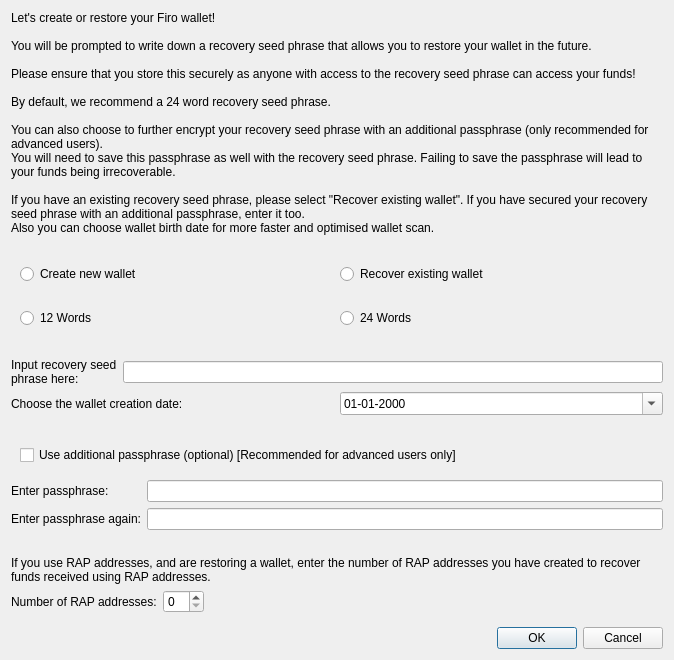
Above: src/qt/forms/recover.ui from firoorg/firo before the change. Below: the same form after it.
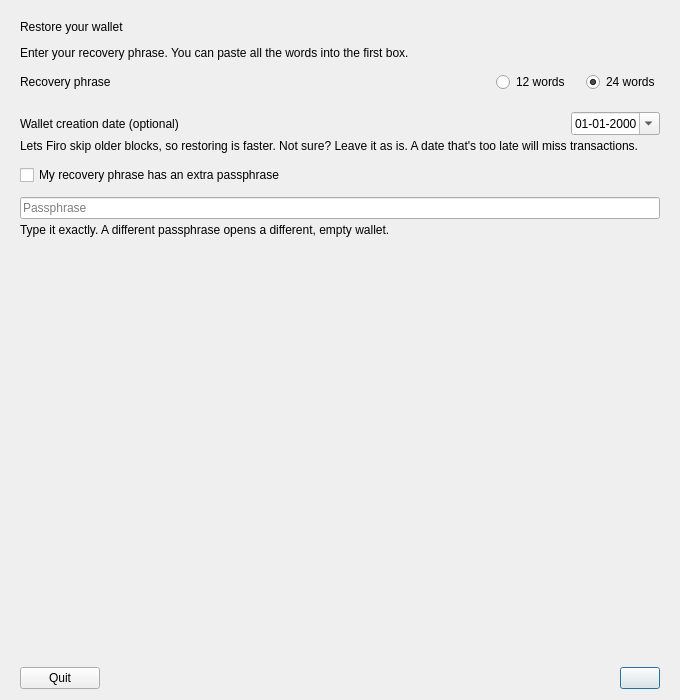
That is the form after the change. The open tabs and pages were chosen to show the change.

Commit message: Qt: Redesign the wallet setup dialog (#2016)

What changed in the file:
```diff
--- a/src/qt/forms/recover.ui
+++ b/src/qt/forms/recover.ui
@@ -2,168 +2,392 @@
 <ui version="4.0">
  <class>Recover</class>
  <widget class="QDialog" name="Recover">
-  <property name="sizePolicy">
-   <sizepolicy hsizetype="Preferred" vsizetype="Preferred">
-    <horstretch>0</horstretch>
-    <verstretch>0</verstretch>
-   </sizepolicy>
-  </property>
   <property name="geometry">
    <rect>
     <x>0</x>
     <y>0</y>
-    <width>674</width>
-    <height>660</height>
+    <width>680</width>
+    <height>700</height>
    </rect>
   </property>
   <property name="windowTitle">
-   <string>Create or Recover Wallet</string>
+   <string>Firo wallet setup</string>
   </property>
   <layout class="QVBoxLayout" name="verticalLayout">
    <item>
-    <widget class="QLabel" name="textLabel">
-     <property name="sizePolicy">
-      <sizepolicy hsizetype="Preferred" vsizetype="Preferred">
-       <horstretch>0</horstretch>
-       <verstretch>0</verstretch>
-      </sizepolicy>
+    <widget class="QStackedWidget" name="pages">
+     <property name="currentIndex">
+      <number>0</number>
      </property>
-     <property name="text">
-      <string>Let's create or restore your Firo wallet!
-
-You will be prompted to write down a recovery seed phrase that allows you to restore your wallet in the future.
-
-Please ensure that you store this securely as anyone with access to the recovery seed phrase can access your funds!
-
-By default, we recommend a 24 word recovery seed phrase.
-
-You can also choose to further encrypt your recovery seed phrase with an additional passphrase (only recommended for advanced users).
-You will need to save this passphrase as well with the recovery seed phrase. Failing to save the passphrase will lead to your funds being irrecoverable.
-
-If you have an existing recovery seed phrase, please select "Recover existing wallet". If you have secured your recovery seed phrase with an additional passphrase, enter it too.
-Also you can choose wallet birth date for more faster and optimised wallet scan.
-      </string>
-     </property>
-     <property name="wordWrap">
-      <bool>true</bool>
-     </property>
-     <property name="margin">
-      <number>10</number>
-     </property>
-    </widget>
+     <widget class="QWidget" name="welcomePage">
+      <layout class="QVBoxLayout" name="welcomeLayout">
+       <property name="spacing">
+        <number>12</number>
+       </property>
+       <item>
+        <spacer name="welcomeTopSpacer">
+         <property name="orientation">
+          <enum>Qt::Vertical</enum>
+         </property>
+         <property name="sizeHint" stdset="0">
+          <size>
+           <width>20</width>
+           <height>40</height>
+          </size>
+         </property>
+        </spacer>
    </item>
    <item>
-    <widget class="QFrame" name="createorrecover">
-     <layout class="QHBoxLayout" name="horizontalLayout">
-      <item>
-       <widget class="QRadioButton" name="createNew">
+        <widget class="QLabel" name="welcomeTitle">
         <property name="text">
-         <string>Create new wallet</string>
+          <string>Welcome to Firo</string>
         </property>
        </widget>
       </item>
       <item>
-       <widget class="QRadioButton" name="recoverExisting">
+        <widget class="QLabel" name="welcomeSubtitle">
         <property name="text">
-         <string>Recover existing wallet</string>
+          <string>How would you like to start?</string>
         </property>
        </widget>
       </item>
-     </layout>
-    </widget>
+       <item>
+        <widget class="QPushButton" name="createNew"/>
+       </item>
+       <item>
+        <widget class="QPushButton" name="recoverExisting"/>
+       </item>
+       <item>
+        <spacer name="welcomeBottomSpacer">
+         <property name="orientation">
+          <enum>Qt::Vertical</enum>
+         </property>
+         <property name="sizeHint" stdset="0">
+          <size>
+           <width>20</width>
+           <height>40</height>
+          </size>
+         </property>
+        </spacer>
+       </item>
+      </layout>
+     </widget>
+     <widget class="QWidget" name="createPage">
+      <layout class="QVBoxLayout" name="createLayout">
+       <property name="spacing">
+        <number>12</number>
+       </property>
+       <item>
+        <widget class="QLabel" name="createTitle">
+         <property name="text">
+          <string>Create a new wallet</string>
+         </property>
+        </widget>
    </item>
    <item>
-    <layout class="QHBoxLayout" name="horizontalLayout1">
-     <property name="spacing">
-      <number>0</number>
-     </property>
-     <property name="sizeConstraint">
-      <enum>QLayout::SetDefaultConstraint</enum>
-     </property>
+        <widget class="QLabel" name="createIntro">
+         <property name="wordWrap">
+          <bool>true</bool>
+         </property>
+        </widget>
+       </item>
+       <item>
+        <widget class="QLabel" name="createTips">
+         <property name="text">
+          <string>• Write the words down on paper, in order.
+• Keep them offline and private. Anyone who has them can take your funds.
+• No one from Firo will ever ask for them.</string>
+         </property>
+         <property name="wordWrap">
+          <bool>true</bool>
+         </property>
+        </widget>
+       </item>
      <item>
-      <spacer name="horizontalSpacer">
-       <property name="orientation">
-        <enum>Qt::Horizontal</enum>
-       </property>
-       <property name="sizeType">
-        <enum>QSizePolicy::Fixed</enum>
-       </property>
-       <property name="sizeHint" stdset="0">
-        <size>
-         <width>0</width>
-         <height>0</height>
-        </size>
-       </property>
-      </spacer>
+        <widget class="QToolButton" name="advancedToggle">
+         <property name="text">
+          <string>Advanced options</string>
+         </property>
+         <property name="checkable">
+          <bool>true</bool>
+         </property>
+         <property name="toolButtonStyle">
+          <enum>Qt::ToolButtonTextBesideIcon</enum>
+         </property>
+         <property name="autoRaise">
+          <bool>true</bool>
+         </property>
+         <property name="arrowType">
+          <enum>Qt::RightArrow</enum>
+         </property>
+        </widget>
      </item>
      <item>
-      <widget class="QFrame" name="numberofwords">
-       <layout class="QHBoxLayout" name="horizontalLayout11">
+        <widget class="QWidget" name="advancedOptions">
+         <property name="visible">
+          <bool>false</bool>
+         </property>
+         <layout class="QVBoxLayout" name="advancedLayout">
+          <property name="spacing">
+           <number>10</number>
+          </property>
+          <property name="leftMargin">
+           <number>20</number>
+          </property>
+          <property name="topMargin">
+           <number>0</number>
+          </property>
+          <property name="rightMargin">
+           <number>0</number>
+          </property>
+          <property name="bottomMargin">
+           <number>0</number>
+          </property>
         <item>
-         <widget class="QRadioButton" name="use12">
+           <layout class="QHBoxLayout" name="lengthLayout">
+            <property name="spacing">
+             <number>16</number>
+            </property>
+            <item>
+             <widget class="QLabel" name="lengthLabel">
           <property name="text">
-           <string>12 Words</string>
+               <string>Recovery phrase length</string>
           </property>
          </widget>
         </item>
         <item>
          <widget class="QRadioButton" name="use24">
           <property name="text">
-           <string>24 Words</string>
-          </property>
-         </widget>
-        </item>
-       </layout>
-      </widget>
-     </item>
-    </layout>
-   </item>
+               <string>24 words (recommended)</string>
+              </property>
+              <property name="checked">
+               <bool>true</bool>
+              </property>
+             </widget>
+            </item>
+            <item>
+             <widget class="QRadioButton" name="use12">
+              <property name="text">
+               <string>12 words</string>
+              </property>
+             </widget>
+            </item>
    <item>
-    <spacer name="horizontalSpacer1">
+             <spacer name="lengthSpacer">
      <property name="orientation">
       <enum>Qt::Horizontal</enum>
      </property>
-     <property name="sizeType">
-      <enum>QSizePolicy::Fixed</enum>
-     </property>
      <property name="sizeHint" stdset="0">
       <size>
-       <width>0</width>
-       <height>15</height>
+                <width>40</width>
+                <height>20</height>
       </size>
      </property>
     </spacer>
    </item>
+           </layout>
+          </item>
    <item>
-    <layout class="QVBoxLayout" name="verticalLayout2">
+           <widget class="QCheckBox" name="usePassphrase">
+            <property name="text">
+             <string>Protect with an extra passphrase</string>
+            </property>
+           </widget>
+          </item>
      <item>
-      <layout class="QHBoxLayout" name="horizontalLayout2">
+           <widget class="QWidget" name="passphraseFields">
+            <property name="visible">
+             <bool>false</bool>
+            </property>
+            <layout class="QVBoxLayout" name="passphraseLayout">
+             <property name="leftMargin">
+              <number>0</number>
+             </property>
+             <property name="topMargin">
+              <number>0</number>
+             </property>
+             <property name="rightMargin">
+              <number>0</number>
+             </property>
+             <property name="bottomMargin">
+              <number>0</number>
+             </property>
        <item>
-        <widget class="QLabel" name="textLabel2">
+              <widget class="QLabel" name="passphraseHelp">
          <property name="text">
-          <string>Input recovery seed phrase here:</string>
+                <string>You'll need the words and this passphrase to restore. If you lose the passphrase, your funds can't be recovered.</string>
          </property>
          <property name="wordWrap">
           <bool>true</bool>
          </property>
+               <property name="help" stdset="0">
+                <bool>true</bool>
+               </property>
         </widget>
        </item>
        <item>
-        <widget class="QLineEdit" name="mnemonicWords"/>
-       </item>
-      </layout>
-     </item>
+              <layout class="QHBoxLayout" name="passphraseFieldsLayout">
+               <item>
+                <widget class="QLineEdit" name="mnemonicPassPhrase">
+                 <property name="echoMode">
+                  <enum>QLineEdit::Password</enum>
+                 </property>
+                 <property name="placeholderText">
+                  <string>Passphrase</string>
+                 </property>
+                </widget>
+               </item>
+               <item>
+                <widget class="QLineEdit" name="mnemonicPassPhrase2">
+                 <property name="echoMode">
+                  <enum>QLineEdit::Password</enum>
+                 </property>
+                 <property name="placeholderText">
+                  <string>Confirm passphrase</string>
+                 </property>
+                </widget>
+               </item>
+              </layout>
+             </item>
+            </layout>
+           </widget>
+          </item>
+         </layout>
+        </widget>
+       </item>
      <item>
-      <layout class="QHBoxLayout" name="horizontalLayoutDate">
+        <spacer name="createSpacer">
+         <property name="orientation">
+          <enum>Qt::Vertical</enum>
+         </property>
+         <property name="sizeHint" stdset="0">
+          <size>
+           <width>20</width>
+           <height>40</height>
+          </size>
+         </property>
+        </spacer>
+       </item>
+      </layout>
+     </widget>
+     <widget class="QWidget" name="restorePage">
+      <layout class="QVBoxLayout" name="restoreLayout">
+       <property name="spacing">
+        <number>12</number>
+       </property>
             <item>
-                  <widget class="QLabel" name="textLabelDate">
+        <widget class="QLabel" name="restoreTitle">
                   <property name="text">
-                        <string>Choose the wallet creation date:</string>
-                  </property>
+          <string>Restore your wallet</string>
+         </property>
+        </widget>
+       </item>
+       <item>
+        <widget class="QLabel" name="restoreIntro">
+         <property name="text">
+          <string>Enter your recovery phrase. You can paste all the words into the first box.</string>
+         </property>
                   <property name="wordWrap">
                         <bool>true</bool>
                   </property>
                   </widget>
+       </item>
+       <item>
+        <layout class="QHBoxLayout" name="wordCountLayout">
+         <property name="spacing">
+          <number>16</number>
+         </property>
+         <item>
+          <widget class="QLabel" name="wordCountLabel">
+           <property name="text">
+            <string>Recovery phrase</string>
+           </property>
+          </widget>
+         </item>
+         <item>
+          <spacer name="wordCountSpacer">
+           <property name="orientation">
+            <enum>Qt::Horizontal</enum>
+           </property>
+           <property name="sizeHint" stdset="0">
+            <size>
+             <width>40</width>
+             <height>20</height>
+            </size>
+           </property>
+          </spacer>
+         </item>
+         <item>
+          <widget class="QRadioButton" name="restore12">
+           <property name="text">
+            <string>12 words</string>
+           </property>
+          </widget>
+         </item>
+         <item>
+          <widget class="QRadioButton" name="restore24">
+           <property name="text">
+            <string>24 words</string>
+           </property>
+           <property name="checked">
+            <bool>true</bool>
+           </property>
+          </widget>
+         </item>
+        </layout>
+       </item>
+       <item>
+        <layout class="QGridLayout" name="wordGrid">
+         <property name="horizontalSpacing">
+          <number>6</number>
+         </property>
+         <property name="verticalSpacing">
+          <number>6</number>
+         </property>
+        </layout>
+       </item>
+       <item>
+        <widget class="QWidget" name="dateRow">
+         <layout class="QVBoxLayout" name="dateLayout">
+          <property name="spacing">
+           <number>4</number>
+          </property>
+          <property name="leftMargin">
+           <number>0</number>
+          </property>
+          <property name="topMargin">
+           <number>8</number>
+          </property>
+          <property name="rightMargin">
+           <number>0</number>
+          </property>
+          <property name="bottomMargin">
+           <number>0</number>
+          </property>
+          <item>
+           <layout class="QHBoxLayout" name="dateInputLayout">
+            <item>
+             <widget class="QLabel" name="dateLabel">
+              <property name="text">
+               <string>Wallet creation date (optional)</string>
+              </property>
+              <property name="buddy">
+               <cstring>dateInput</cstring>
+              </property>
+             </widget>
+            </item>
+            <item>
+             <spacer name="dateSpacer">
+              <property name="orientation">
+               <enum>Qt::Horizontal</enum>
+              </property>
+              <property name="sizeHint" stdset="0">
+               <size>
+                <width>40</width>
+                <height>20</height>
+               </size>
+              </property>
+             </spacer>
             </item>
             <item>
                   <widget class="QDateEdit" name="dateInput">
@@ -173,144 +397,133 @@
                   <property name="displayFormat">
                         <string>dd-MM-yyyy</string>
                   </property>
-                  <property name="date">
-                  </property>
+             </widget>
+            </item>
+           </layout>
+          </item>
+          <item>
+           <widget class="QLabel" name="dateHelp">
+            <property name="text">
+             <string>Lets Firo skip older blocks, so restoring is faster. Not sure? Leave it as is. A date that's too late will miss transactions.</string>
+            </property>
+            <property name="wordWrap">
+             <bool>true</bool>
+            </property>
+            <property name="help" stdset="0">
+             <bool>true</bool>
+            </property>
                   </widget>
             </item>
       </layout>
-    </item>
-
-    </layout>
+        </widget>
+       </item>
+       <item>
+        <widget class="QCheckBox" name="restoreUsePassphrase">
+         <property name="text">
+          <string>My recovery phrase has an extra passphrase</string>
+         </property>
+        </widget>
+       </item>
+       <item>
+        <widget class="QWidget" name="restorePassphraseFields">
+         <property name="visible">
+          <bool>false</bool>
+         </property>
+         <layout class="QVBoxLayout" name="restorePassphraseLayout">
+          <property name="spacing">
+           <number>4</number>
+          </property>
+          <property name="leftMargin">
+           <number>0</number>
+          </property>
+          <property name="topMargin">
+           <number>0</number>
+          </property>
+          <property name="rightMargin">
+           <number>0</number>
+          </property>
+          <property name="bottomMargin">
+           <number>0</number>
+          </property>
+          <item>
+           <widget class="QLineEdit" name="restorePassPhrase">
+            <property name="echoMode">
+             <enum>QLineEdit::Password</enum>
+            </property>
+            <property name="placeholderText">
+             <string>Passphrase</string>
+            </property>
+           </widget>
+          </item>
+          <item>
+           <widget class="QLabel" name="restorePassphraseHelp">
+            <property name="text">
+             <string>Type it exactly. A different passphrase opens a different, empty wallet.</string>
+            </property>
+            <property name="wordWrap">
+             <bool>true</bool>
+            </property>
+            <property name="help" stdset="0">
+             <bool>true</bool>
+            </property>
+           </widget>
+          </item>
+         </layout>
+        </widget>
    </item>
    <item>
-    <spacer name="horizontalSpacer11">
+        <spacer name="restoreSpacer">
      <property name="orientation">
-      <enum>Qt::Horizontal</enum>
-     </property>
-     <property name="sizeType">
-      <enum>QSizePolicy::Fixed</enum>
+          <enum>Qt::Vertical</enum>
      </property>
      <property name="sizeHint" stdset="0">
       <size>
-       <width>0</width>
-       <height>15</height>
+           <width>20</width>
+           <height>40</height>
       </size>
      </property>
     </spacer>
    </item>
-   <item>
-    <widget class="QFrame" name="togglepassphrase">
-     <layout class="QHBoxLayout" name="horizontalLayout5">
-      <item>
-       <widget class="QCheckBox" name="usePassphrase">
-        <property name="text">
-         <string>Use additional passphrase (optional) [Recommended for advanced users only]</string>
-        </property>
-       </widget>
-      </item>
-     </layout>
-    </widget>
+      </layout>
+     </widget>
+    </widget>
    </item>
    <item>
-    <layout class="QGridLayout" name="gridLayout"/>
-   </item>
-   <item>
-    <layout class="QFormLayout" name="formLayout">
-     <item row="0" column="0">
-      <widget class="QLabel" name="textLabel4">
-       <property name="text">
-        <string>Enter passphrase:</string>
-       </property>
-       <property name="wordWrap">
-        <bool>true</bool>
-       </property>
-      </widget>
-     </item>
-     <item row="0" column="1">
-      <widget class="QLineEdit" name="mnemonicPassPhrase">
-       <property name="echoMode">
-        <enum>QLineEdit::Password</enum>
-       </property>
-       <property name="alignment">
-        <set>Qt::AlignLeading|Qt::AlignLeft|Qt::AlignVCenter</set>
-       </property>
-       <property name="dragEnabled">
-        <bool>false</bool>
-       </property>
-      </widget>
-     </item>
-     <item row="1" column="0">
-      <widget class="QLabel" name="textLabel3">
-       <property name="text">
-        <string>Enter passphrase again:</string>
-       </property>
-       <property name="wordWrap">
-        <bool>true</bool>
-       </property>
-      </widget>
-     </item>
-     <item row="1" column="1">
-      <widget class="QLineEdit" name="mnemonicPassPhrase2">
-       <property name="echoMode">
-        <enum>QLineEdit::Password</enum>
-       </property>
-       <property name="alignment">
-        <set>Qt::AlignLeading|Qt::AlignLeft|Qt::AlignVCenter</set>
-       </property>
-       <property name="dragEnabled">
-        <bool>false</bool>
-       </property>
-      </widget>
-     </item>
-    </layout>
-   </item>
+    <widget class="QWidget" name="footer">
+     <layout class="QVBoxLayout" name="footerLayout">
+      <property name="leftMargin">
+       <number>9</number>
+      </property>
+      <property name="topMargin">
+       <number>0</number>
+      </property>
+      <property name="rightMargin">
+       <number>9</number>
+      </property>
+      <property name="bottomMargin">
+       <number>0</number>
+      </property>
    <item>
     <widget class="QLabel" name="errorMessage">
-     <property name="text">
-      <string/>
-     </property>
      <property name="wordWrap">
       <bool>true</bool>
      </property>
     </widget>
    </item>
    <item>
-    <widget class="QLabel" name="textLabelPcodes">
-     <property name="sizePolicy">
-      <sizepolicy hsizetype="Preferred" vsizetype="Preferred">
-       <horstretch>0</horstretch>
-       <verstretch>0</verstretch>
-      </sizepolicy>
-     </property>
-     <property name="text">
-      <string>If you use RAP addresses, and are restoring a wallet, enter the number of RAP addresses you have created to recover funds received using RAP addresses.</string>
-     </property>
-     <property name="wordWrap">
-      <bool>true</bool>
-     </property>
-     <property name="margin">
-      <number>10</number>
-     </property>
-    </widget>
-   </item>
+       <layout class="QHBoxLayout" name="buttonLayout">
    <item>
-    <layout class="QHBoxLayout" name="horizontalLayout_2">
-     <item>
-      <widget class="QLabel" name="labelPcodes">
+         <widget class="QPushButton" name="backButton">
        <property name="text">
-        <string>Number of RAP addresses:</string>
-       </property>
-      </widget>
-     </item>
-     <item>
-      <widget class="QSpinBox" name="spinBoxPcodes">
-       <property name="toolTip">
-        <string>The number of RAP addresses will be created in the wallet for the initial blockchain scan</string>
+           <string>Quit</string>
+          </property>
+          <property name="autoDefault">
+           <bool>false</bool>
        </property>
       </widget>
      </item>
      <item>
-      <spacer name="horizontalSpacer_2">
+         <spacer name="buttonSpacer">
        <property name="orientation">
         <enum>Qt::Horizontal</enum>
        </property>
@@ -322,29 +535,19 @@
        </property>
       </spacer>
      </item>
-    </layout>
-   </item>
    <item>
-    <spacer name="verticalSpacer">
-     <property name="orientation">
-      <enum>Qt::Vertical</enum>
-     </property>
-     <property name="sizeHint" stdset="0">
-      <size>
-       <width>20</width>
-       <height>40</height>
-      </size>
-     </property>
-    </spacer>
-   </item>
-   <item>
-    <widget class="QDialogButtonBox" name="buttonBox">
-     <property name="orientation">
-      <enum>Qt::Horizontal</enum>
-     </property>
-     <property name="standardButtons">
-      <set>QDialogButtonBox::Cancel|QDialogButtonBox::Ok</set>
-     </property>
+         <widget class="QPushButton" name="okButton">
+          <property name="visible">
+           <bool>false</bool>
+          </property>
+          <property name="default">
+           <bool>true</bool>
+          </property>
+         </widget>
+        </item>
+       </layout>
+      </item>
+     </layout>
     </widget>
    </item>
   </layout>
```
Left out of the diff: 35 changed lines with no effect on the pictures. Lines whose indentation alone changed are shown as unchanged. The commit also changes 7 other files.
